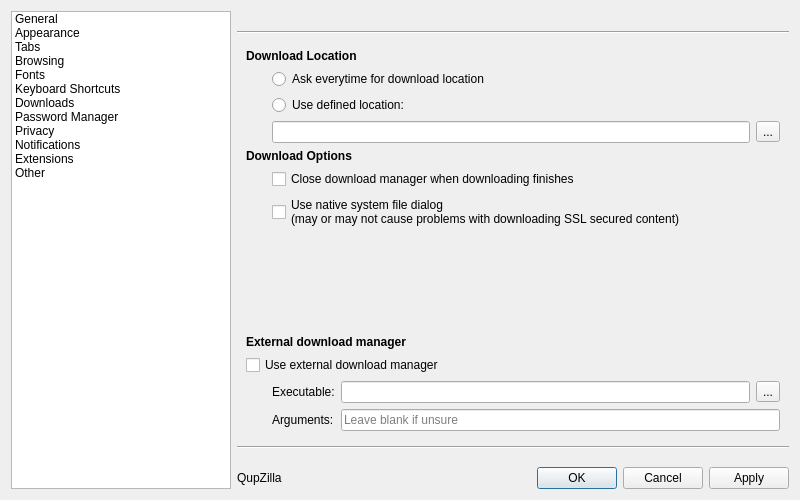
Above: src/lib/preferences/preferences.ui from QupZilla/qupzilla before the change. Below: the same form after it.
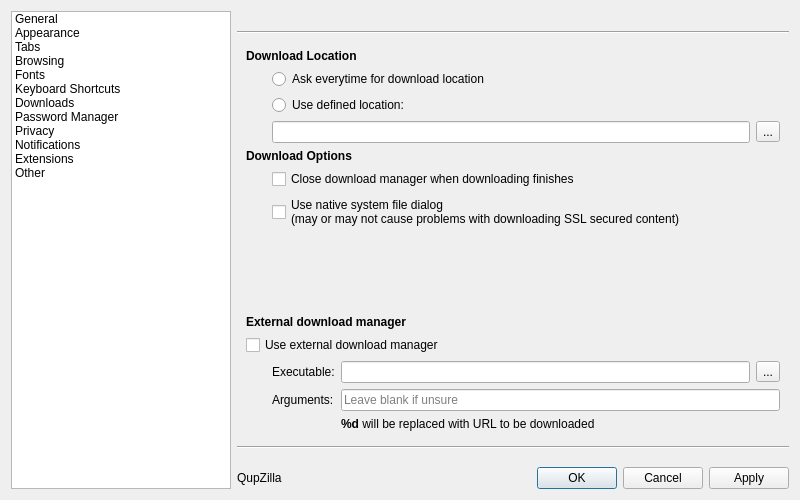
That is the form after the change. The open tabs and pages were chosen to show the change.

Commit message:
Improved arguments parsing in external download manager.
Option to choose where exactly to put url (%d placeholder)
instead of just appending it at the end of arguments.

The edit to the form file:
```diff
--- a/src/lib/preferences/preferences.ui
+++ b/src/lib/preferences/preferences.ui
@@ -2014,6 +2014,13 @@
            </item>
           </layout>
          </item>
+         <item row="2" column="1">
+          <widget class="QLabel" name="label_64">
+           <property name="text">
+            <string>&lt;b&gt;%d&lt;/b&gt; will be replaced with URL to be downloaded</string>
+           </property>
+          </widget>
+         </item>
         </layout>
        </item>
        <item row="9" column="0" colspan="4">
```
The commit also changes 2 other files.
